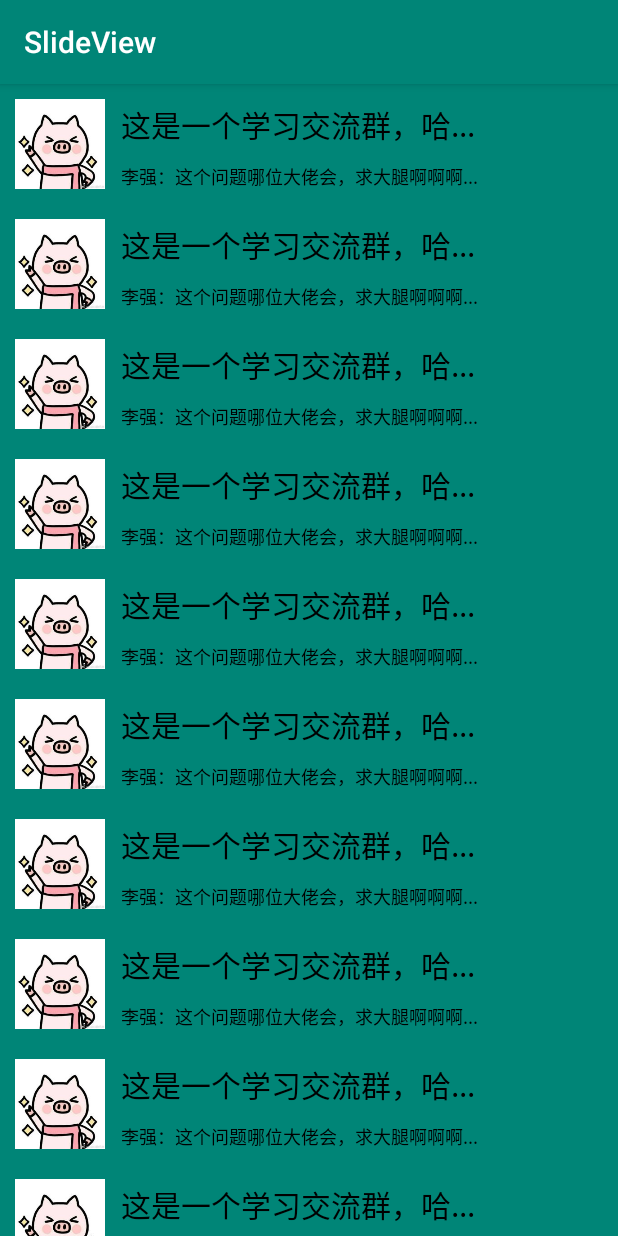
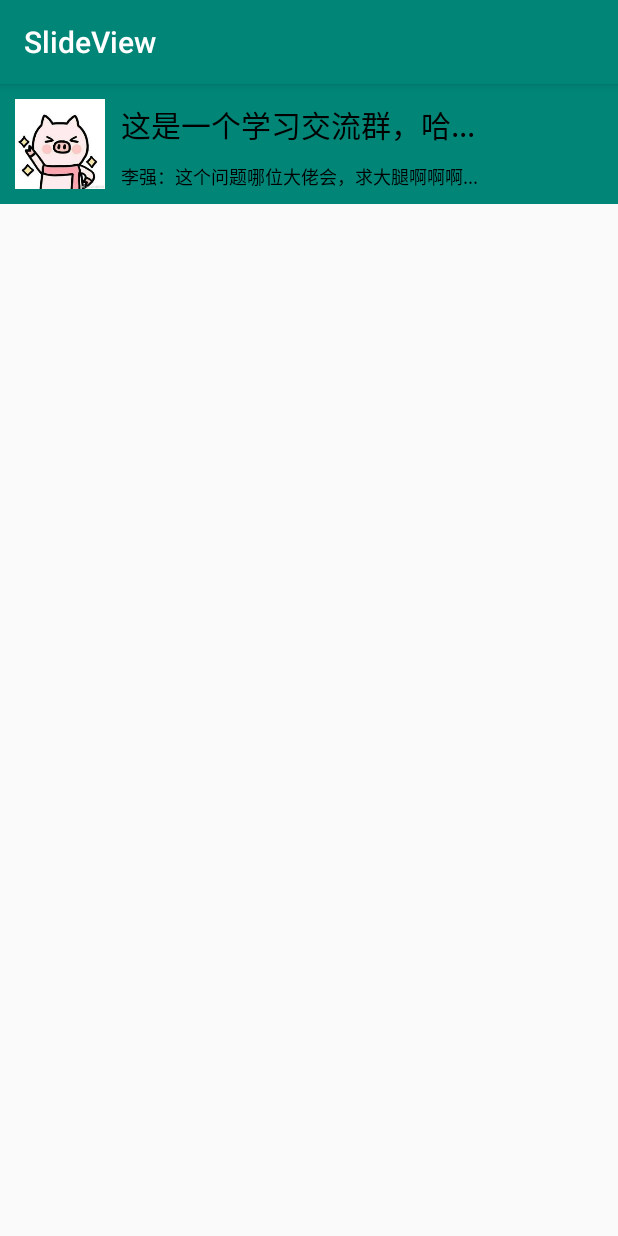
Before and after one commit to crekerliqiang/SlideView, an Android app: the screen it shows after launch (MainActivity), on a phone screen of 412 x 824 dp. Run offline under Robolectric (Android 15) with nearby library versions, the phone set to English and light mode, and no system bars; libraries missing offline, so code that uses them is left out: com.squareup.leakcanary; 1 statement that could not run was skipped.

Commit message:
修复：开发者没有设置监听时触摸无响应的问题

```diff
--- a/app/src/main/java/com/cerkerli/slideview/MainActivity.java
+++ b/app/src/main/java/com/cerkerli/slideview/MainActivity.java
@@ -2,7 +2,6 @@ package com.cerkerli.slideview;
 
 import android.os.Bundle;
 import android.support.v7.app.AppCompatActivity;
-import android.support.v7.widget.LinearLayoutManager;
 import android.support.v7.widget.RecyclerView;
 
 public class MainActivity extends AppCompatActivity {
@@ -10,20 +9,24 @@ public class MainActivity extends AppCompatActivity {
     private RecyclerView mRecyclerView;
     private MyAdapter mMyAdapter;
 
+    private boolean USE = true;
+
     @Override
     protected void onCreate(Bundle savedInstanceState) {
         super.onCreate(savedInstanceState);
         setContentView(R.layout.activity_main);
 
-        mRecyclerView = (RecyclerView) findViewById(R .id.rv_main);
-        String[] data = new String[20];
-        for (int i = 0; i < 20; i++) {
-            data[i] = "item" + i;
-        }
-        mMyAdapter = new MyAdapter(this, data);
-        mRecyclerView.setLayoutManager(new LinearLayoutManager(this));
-        mRecyclerView.setAdapter(mMyAdapter);
-
+//        if(USE){
+//            mRecyclerView = (RecyclerView) findViewById(R .id.rv_main);
+//            String[] data = new String[20];
+//            for (int i = 0; i < 20; i++) {
+//                data[i] = "item" + i;
+//            }
+//            mMyAdapter = new MyAdapter(this, data);
+//            mRecyclerView.setLayoutManager(new LinearLayoutManager(this));
+//            mRecyclerView.setAdapter(mMyAdapter);
+//
+//        }
     }
 
 
--- a/app/src/main/res/layout/activity_main.xml
+++ b/app/src/main/res/layout/activity_main.xml
@@ -9,10 +9,41 @@
 
 
 
-    <android.support.v7.widget.RecyclerView
-        android:id="@+id/rv_main"
+    <!--<android.support.v7.widget.RecyclerView-->
+        <!--android:id="@+id/rv_main"-->
+        <!--android:layout_width="match_parent"-->
+        <!--android:layout_height="match_parent"-->
+        <!--/>-->
+    <demo.com.library.view.SlideView
+        android:id="@+id/slide_view1"
         android:layout_width="match_parent"
-        android:layout_height="match_parent"
+        android:layout_height="80dp"
+        android:background="@color/colorPrimary"
+
+        app:image_src="@drawable/crekerli_pig"
+        app:image_margin_start="10dp"
+        app:image_slide_length="60dp"
+
+        app:title_text="@string/title"
+        app:title_text_size="20sp"
+        app:title_text_color="@color/colorBlack"
+        app:title_text_margin_start="10dp"
+
+        app:message_text="@string/message"
+        app:message_text_size="12sp"
+        app:message_text_color="@color/colorBlack"
+        app:message_text_margin_start="10dp"
+
+        app:menu_a_background="@color/colorRed"
+        app:menu_a_text="@string/delete"
+        app:menu_a_text_size="20sp"
+        app:menu_a_aspect="1"
+
+        app:menu_b_background="@color/colorGray"
+        app:menu_b_text="@string/set"
+        app:menu_b_text_size="20sp"
+        app:menu_b_aspect="1.9999"
+
+
         />
-
 </LinearLayout>
--- a/app/src/main/res/layout/item.xml
+++ b/app/src/main/res/layout/item.xml
@@ -35,8 +35,6 @@
         app:menu_b_aspect="1.9999"
 
 
-
-
         />
 
 </LinearLayout>
--- a/library/src/main/java/demo/com/library/utils/LLog.java
+++ b/library/src/main/java/demo/com/library/utils/LLog.java
@@ -4,11 +4,30 @@ import android.graphics.Rect;
 import android.util.Log;
 
 public class LLog {
-    public static final String C_TAG = "common_tag";
+    private static final String C_TAG = "library_common_tag";
+
     public static void d(String TAG,String msg){
         Log.d(TAG,msg);
     }
+    public static void d(String msg){
+        d(C_TAG,msg);
+    }
+
+
     public static void d(String TAG, Rect msg){
         Log.d(TAG,"left : " + msg.left + " top : " + msg.top + " right : " + msg.right + " bottom : " + msg.bottom);
     }
+    public static void d(Rect msg){
+        d(C_TAG,"left : " + msg.left + " top : " + msg.top + " right : " + msg.right + " bottom : " + msg.bottom);
+    }
+
+
+    public static void e(String TAG,String msg){
+        Log.e(TAG,msg);
+    }
+    public static void e(String msg){
+        e(C_TAG,msg);
+    }
+
+
 }
--- a/library/src/main/java/demo/com/library/view/SlideView.java
+++ b/library/src/main/java/demo/com/library/view/SlideView.java
@@ -89,18 +89,18 @@ public class SlideView extends View {
     /**
      * 滑动效果的动画
      */
-    ObjectAnimator wholeViewAnimator = ObjectAnimator.ofFloat(this,"scaleWholeViewRatioX",1f);
+    private ObjectAnimator wholeViewAnimator = ObjectAnimator.ofFloat(this,"scaleWholeViewRatioX",1f);
 
     /**
      * 动画是否开始
      */
-    boolean isWholeViewAnimatorStart = false;
+    private boolean isWholeViewAnimatorStart = false;
 
     /**
      * Image Title Message Menu 的 水平方向的缩放比例
      * 同时也是自定义属性动画的参数
      */
-    float scaleWholeViewRatioX = 1.0f;
+    private float scaleWholeViewRatioX = 1.0f;
     public float getScaleWholeViewRatioX() {
         return scaleWholeViewRatioX;
     }
@@ -112,184 +112,184 @@ public class SlideView extends View {
     /**
      * Image : source 用于获取Bitmap
      */
-    int imageSource;
+    private int imageSource;
 
     /**
      * Image: bitmap,get by @ImageSource
      */
-    Bitmap bitmap;
+    private Bitmap bitmap;
 
     /**
      * Image : image的边长
      */
-    int imageSlideLength;
+    private int imageSlideLength;
 
     /**
      * Image : image的起始偏移量
      */
-    float imageMarginStart;
+    private float imageMarginStart;
 
     /**
      * 是否绘制 Image
      * 开发者没有设置 image 时，就不绘制bitmap
      */
-    boolean isDrawBitmap;
+    private boolean isDrawBitmap;
 
     //Title 相关
     /**
      * Title:文本内容
      */
-    String titleText;
+    private String titleText;
 
     /**
      * Title:文本大小
      */
-    int titleTextSize;
+    private int titleTextSize;
 
     /**
      * Title:文本颜色
      */
-    int titleTextColor;
+    private int titleTextColor;
 
     /**
      * Title:文本的起始偏移
      */
-    int titleTextMarginStart;
+    private int titleTextMarginStart;
 
     /**
      * Title: 文本的高度
      */
-    int titleViewHeight;
+    private int titleViewHeight;
 
     /**
      * Title:文字绘制时的起始X位置
      */
-    int titleTextOffsetX;
+    private int titleTextOffsetX;
 
     /**
      * Title:文字绘制时的起始Y位置
      */
-    int titleTextOffsetY;
+    private int titleTextOffsetY;
 
     //Message
     /**
      * Message : 文本内容
      */
-    String messageText;
+    private String messageText;
 
     /**
      * Message : 文本大小
      */
-    int messageTextSize;
+    private int messageTextSize;
 
     /**
      * Message : 文本颜色
      */
-    int messageTextColor;
+    private int messageTextColor;
 
     /**
      * Message : 文本的起始偏移
      */
-    int messageTextMarginStart;
+    private int messageTextMarginStart;
 
     /**
      * Message : 文本的高度
      */
-    int messageViewHeight;
+    private int messageViewHeight;
 
     /**
      * Message : 文字绘制时的起始X位置
      */
-    int messageTextOffsetX;
+    private int messageTextOffsetX;
 
     /**
      * Message : 文字绘制时的起始X位置
      */
-    int messageTextOffsetY;
+    private int messageTextOffsetY;
 
 
     //滑动菜单区域
     /**
      * Menu : 菜单的文字 X 轴绘制位置
      */
-    int menuTextOffsetX;
+    private int menuTextOffsetX;
 
     /**
      * Menu : 菜单的文字 Y 轴绘制位置
      */
-    int menuTextOffsetY;
+    private int menuTextOffsetY;
 
     /**
      * Menu : 所有菜单的背景 X 轴绘制的起始位置
      */
-    List<Integer> menuBackgroundOffsetX = new ArrayList<>();
+    private List<Integer> menuBackgroundOffsetX = new ArrayList<>();
 
     /**
      * 存储每一个菜单背景的起始值的X轴的大小
      */
-    List<HashMap<String,Integer>> menuBackgroundStartEndX = new ArrayList<>();
+    private List<HashMap<String,Integer>> menuBackgroundStartEndX = new ArrayList<>();
 
     /**
      * Menu : 每个菜单背景的宽度
      */
-    List<Integer> menuBackgroundWidthList = new ArrayList<>();
+    private List<Integer> menuBackgroundWidthList = new ArrayList<>();
 
     /**
      * Menu : 菜单的背景 X 方向已经使用了的宽度
      */
-    int menuBackgroundWidthUsed = 0;
+    private int menuBackgroundWidthUsed = 0;
 
     /**
      * Menu : 所有 菜单背景的平均宽度
      */
-    int menuBackgroundWidthAverage;
+    private int menuBackgroundWidthAverage;
     /**
      * Menu : 菜单背景的高度
      */
-    int menuBackgroundHeight;
+    private int menuBackgroundHeight;
 
     /**
      * Menu : 菜单是否是展开状态，用于判断点击事件
      */
-    boolean isMenuExpand = false;
+    private boolean isMenuExpand = false;
 
     /**
      * Menu : 所有菜单的文本内容
      */
-    List<String> menuTextString = new ArrayList<>();
+    private List<String> menuTextString = new ArrayList<>();
 
     /**
      * Menu : 所有菜单的背景颜色
      */
-    List<Integer> menuBackgroundColor = new ArrayList<>();
+    private List<Integer> menuBackgroundColor = new ArrayList<>();
 
     /**
      * Menu : 所有菜单背景的宽高比
      */
-    List<Float> menuBackgroundAspect = new ArrayList<>();
+    private List<Float> menuBackgroundAspect = new ArrayList<>();
 
     /**
      * Menu : 所有菜单的文字大小
      */
-    List<Integer> menuTextSize = new ArrayList<>();
+    private List<Integer> menuTextSize = new ArrayList<>();
 
     /**
      * Menu SURE: 确认删除标志位
      */
-    boolean isMenuDeleted = false;
+    private boolean isMenuDeleted = false;
     /**
      * Menu SURE: 确定字符串
      */
-    String SURE;
+    private String SURE;
     /**
      * MENU SURE: 显示确定删除的动画
      */
-    ObjectAnimator sureBackgroundAnimator =  ObjectAnimator.ofFloat(this,"scaleSureBackgroundViewRatioX",1f);
+    private ObjectAnimator sureBackgroundAnimator =  ObjectAnimator.ofFloat(this,"scaleSureBackgroundViewRatioX",1f);
 
     /**
      * Menu SURE : 动画的缩放参数
      */
-    float scaleSureBackgroundViewRatioX = 1f;
+    private float scaleSureBackgroundViewRatioX = 1f;
 
     /**
      * scaleSureBackgroundViewRatioX get 方法
@@ -310,12 +310,12 @@ public class SlideView extends View {
     /**
      * Menu SURE : 显示文本的动画
      */
-    ObjectAnimator sureTextAnimator =  ObjectAnimator.ofFloat(this,"scaleSureTextRatioX",0f);
+    private ObjectAnimator sureTextAnimator =  ObjectAnimator.ofFloat(this,"scaleSureTextRatioX",0f);
 
     /**
      * Menu SURE : 显示文本的
      */
-    float scaleSureTextRatioX = 0f;
+    private float scaleSureTextRatioX = 0f;
     public float getSscaleSureTextRatioX() {
         return scaleSureTextRatioX;
     }
@@ -589,6 +589,7 @@ public class SlideView extends View {
                 wholeViewAnimator.start();
                 //确认删除的标志位取消
                 isMenuDeleted = false;
+
             }else{
                 invalidate();
             }
@@ -608,8 +609,9 @@ public class SlideView extends View {
         //确定是单击
         @Override
         public boolean onSingleTapConfirmed(MotionEvent e) {
-            //菜单栏展开、开发者设置了监听
-            if(!isMenuExpand || onMenuClickListener == null)return false;
+
+            //菜单栏展开
+            if(!isMenuExpand)return false;
 
             HashMap<String,Integer> hashMap;
 
@@ -625,7 +627,8 @@ public class SlideView extends View {
                 if(startX == null || endX == null)throw new ViewConfigException("menuBackgroundStartEndX exception,check its resource");
 
                 if(e.getX() > startX && e.getX() < endX){
-                    onMenuClickListener.onClick(R.id.sure_delete);
+                    //开发者设置了监听
+                    onMenuClickListenerWork(R.id.sure_delete);
                 }
                 return false;
             }
@@ -640,7 +643,7 @@ public class SlideView extends View {
                 if( e.getX() > X1 && e.getX() < X2){
                     switch (i){
                         case 0:
-                            onMenuClickListener.onClick(R.id.menu_a);
+                            onMenuClickListenerWork(R.id.menu_a);
                             //显示是否删除的提示框
                             isMenuDeleted = true;
                             sureBackgroundAnimator.setDuration(400);
@@ -650,7 +653,7 @@ public class SlideView extends View {
                             sureTextAnimator.start();
                             break;
                         case 1:
-                            onMenuClickListener.onClick(R.id.menu_b);
+                            onMenuClickListenerWork(R.id.menu_b);
                             break;
                     }
                 }
@@ -669,6 +672,14 @@ public class SlideView extends View {
         }
     }
 
+    /**
+     * 设置点击事件
+     * @param id
+     */
+    private void onMenuClickListenerWork(int id){
+        if(onMenuClickListener != null)onMenuClickListener.onClick(id);
+        else LLog.e(TAG,"warning onMenuClickListener == null");
+    }
 
     public void setTitleText(String titleText){
         this.titleText = titleText;
```
